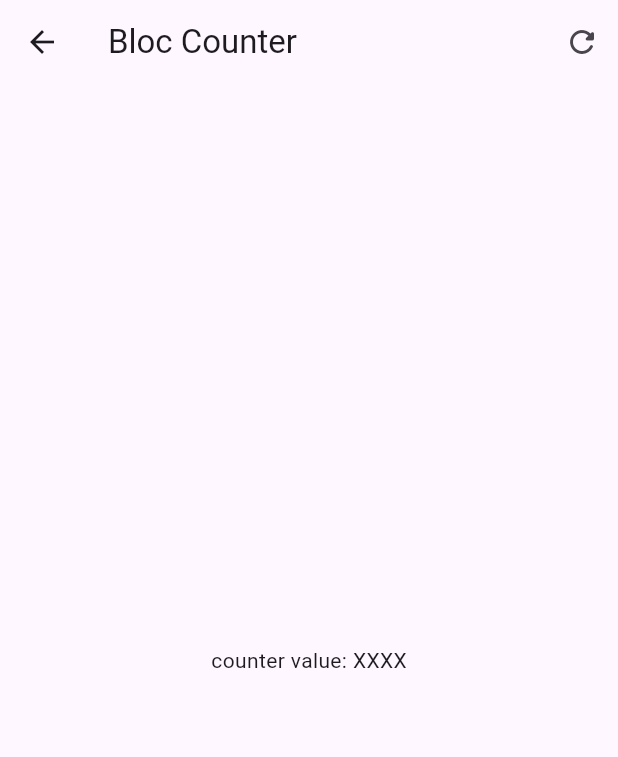
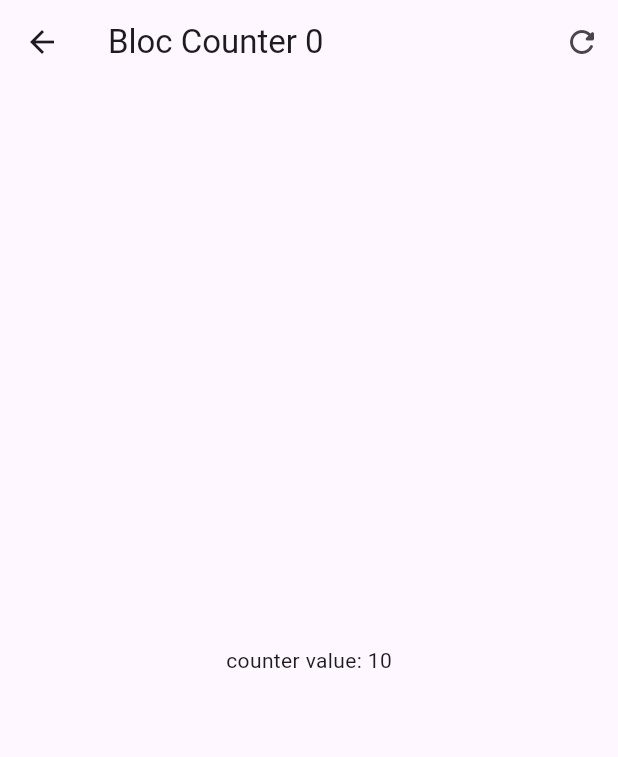
Before and after one commit to Zetien/bloc_and_cubit, a Flutter app: the screen it shows after launch, after a tap on "Bloc", on a phone screen of 412 x 824 dp. Shown: the top 757 px of the screen. Run offline on Flutter 3.47's test engine with Material 3 defaults, Android fonts, the phone set to English and light mode, and no system bars; our stand-ins replace equatable, flutter_bloc, go_router.

Commit message:
agregado la funcionalidad del bloc

```diff
--- a/lib/config/router/app_router.dart
+++ b/lib/config/router/app_router.dart
@@ -7,6 +7,6 @@ final GoRouter appRouter = GoRouter(
   routes: [
     GoRoute(path: '/', builder: (context, state) => const HomeScreen()),
     GoRoute(path: '/cubits', builder: (context, state) => const CubitCounterScreen()),
-    GoRoute(path: '/bloc', builder: (context, state) => const BlocCounterScreen()),
+    GoRoute(path: '/counter-bloc', builder: (context, state) => const BlocCounterScreen()),
   ],
 );
--- /dev/null
+++ b/lib/presentation/blocs/counter_bloc/counter_bloc.dart
@@ -0,0 +1,26 @@
+import 'package:flutter_bloc/flutter_bloc.dart';
+import 'package:equatable/equatable.dart';
+
+part 'counter_event.dart';
+part 'counter_state.dart';
+
+class CounterBloc extends Bloc<CounterEvent, CounterState> {
+  CounterBloc() : super(CounterState()) {
+    on<CounterIncreased>(_onCounterIncreased);
+    on<ResetCounter>(_onResetCounter);
+  }
+  void _onCounterIncreased(CounterIncreased event, Emitter<CounterState> emit) {
+    emit(
+      state.copyWith(
+        counter: state.counter + event.value,
+        transactionCount: state.transactionCount + 1,
+      ),
+    );
+  }
+
+  void _onResetCounter(ResetCounter event, Emitter<CounterState> emit){
+    emit(state.copyWith(
+      counter: 0
+    ));
+  }
+}
--- /dev/null
+++ b/lib/presentation/blocs/counter_bloc/counter_event.dart
@@ -0,0 +1,13 @@
+part of 'counter_bloc.dart';
+
+abstract class CounterEvent {
+  const CounterEvent();
+
+}
+
+class CounterIncreased extends CounterEvent{
+  final int value;
+  const CounterIncreased(this.value);
+}
+
+class ResetCounter extends CounterEvent{}
--- /dev/null
+++ b/lib/presentation/blocs/counter_bloc/counter_state.dart
@@ -0,0 +1,23 @@
+part of 'counter_bloc.dart';
+
+class CounterState extends Equatable {
+
+  final int counter;
+  final int transactionCount;
+
+  const CounterState({
+    this.counter = 10,
+    this.transactionCount = 0
+  });
+
+  CounterState copyWith({
+    int? counter,
+    int? transactionCount,
+  }) => CounterState(
+    counter: counter ?? this.counter,
+    transactionCount: transactionCount ?? this.transactionCount,
+  );
+
+  @override
+  List<Object> get props => [counter, transactionCount];
+}
--- a/lib/presentation/screens/bloc_counter_screen.dart
+++ b/lib/presentation/screens/bloc_counter_screen.dart
@@ -1,37 +1,65 @@
+import 'package:curso_bloc_y_cubits/presentation/blocs/counter_bloc/counter_bloc.dart';
 import 'package:flutter/material.dart';
+import 'package:flutter_bloc/flutter_bloc.dart';
 
 class BlocCounterScreen extends StatelessWidget {
   const BlocCounterScreen({super.key});
 
   @override
   Widget build(BuildContext context) {
+    return BlocProvider(
+      create: (_) => CounterBloc(),
+      child: const BlocCounterView(),
+    );
+  }
+}
+
+class BlocCounterView extends StatelessWidget {
+  const BlocCounterView({super.key});
+
+  void increaseCounterBy(BuildContext context, [int value = 1]) {
+    context.read<CounterBloc>().add(CounterIncreased(value));
+  }
+
+  @override
+  Widget build(BuildContext context) {
     return Scaffold(
-      appBar: AppBar(title: const Text('Bloc Counter'), actions: [
-        IconButton(
-          icon: const Icon(Icons.refresh_rounded),
-          onPressed: () => {},
+      appBar: AppBar(
+        title: context.select(
+          (CounterBloc bloc) => Text('Bloc Counter ${bloc.state.transactionCount}'),
         ),
-      ],),
-      body: const Center(child: Text('counter value: XXXX')),
+        actions: [
+          IconButton(
+            icon: const Icon(Icons.refresh_rounded),
+            onPressed: () => context.read<CounterBloc>().add(ResetCounter()),
+          ),
+        ],
+      ),
+      body: Center(
+        child: context.select(
+          (CounterBloc counterBloc) =>
+              Text('counter value: ${counterBloc.state.counter}'),
+        ),
+      ),
       floatingActionButton: Column(
         mainAxisAlignment: MainAxisAlignment.end,
         children: [
           FloatingActionButton(
             heroTag: '1',
             child: const Text('+3'),
-            onPressed: () => {},
+            onPressed: () => increaseCounterBy(context, 3),
           ),
           SizedBox(height: 15),
           FloatingActionButton(
             heroTag: '2',
             child: const Text('+2'),
-            onPressed: () => {},
+            onPressed: () => increaseCounterBy(context, 2),
           ),
           SizedBox(height: 15),
           FloatingActionButton(
             heroTag: '3',
             child: const Text('+1'),
-            onPressed: () => {},
+            onPressed: () => increaseCounterBy(context),
           ),
         ],
       ),
--- a/lib/presentation/screens/home_screen.dart
+++ b/lib/presentation/screens/home_screen.dart
@@ -16,9 +16,9 @@ class HomeScreen extends StatelessWidget {
           ),
           ListTile(
             title: const Text('Bloc'),
-            subtitle: const Text('Gestor de estado simple'),
+            subtitle: const Text('Gestor de estado compuesto'),
             trailing: const Icon(Icons.arrow_forward_ios_rounded),
-            onTap: () => context.push('/bloc'),
+            onTap: () => context.push('/counter-bloc'),
           )
         ],
       ),
```
